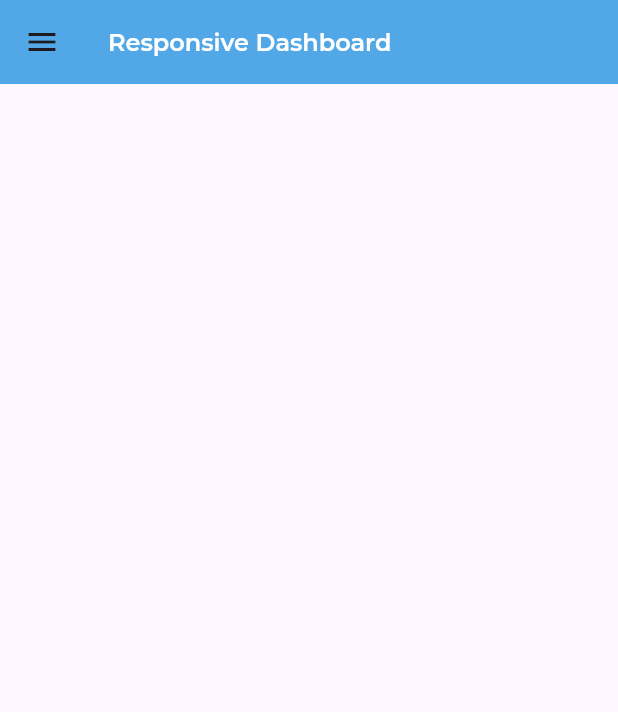
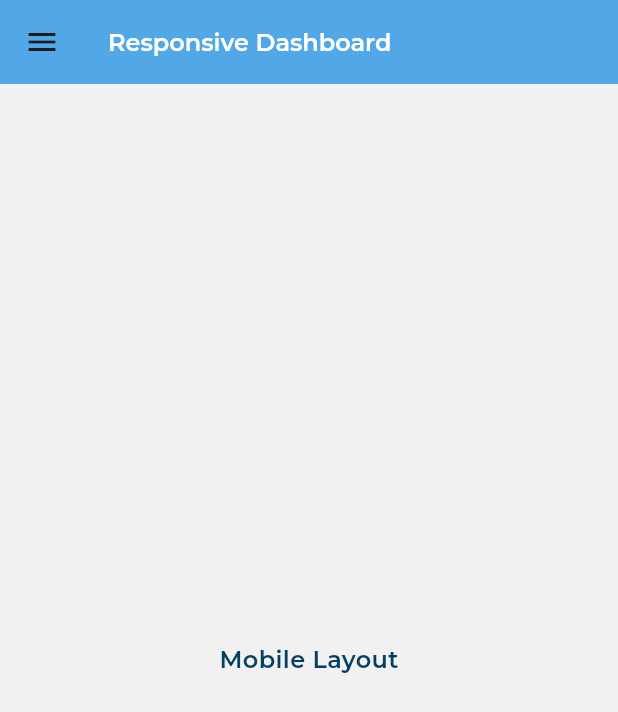
Before and after one commit to AyaAbdElmoneim158/Responsive_dashBoard, a Flutter app: the screen it shows after launch, on a phone screen of 412 x 824 dp. Shown: the top 712 px of the screen. Run offline on Flutter 3.47's test engine with Material 3 defaults, Android fonts, the phone set to English and light mode, and no system bars; our stand-ins replace device_preview, flutter_svg, google_fonts.

Commit message:
Add body AdaptiveLayout

```diff
--- a/app/lib/views/dashboard_view.dart
+++ b/app/lib/views/dashboard_view.dart
@@ -1,8 +1,12 @@
 import 'dart:developer';
+import 'package:app/widgets/adaptive_layout.dart';
 import 'package:flutter/material.dart';
 
 import '../widgets/custom_app_bar.dart';
 import '../widgets/custom_drawer.dart';
+import '../widgets/layouts/desktop_layout.dart';
+import '../widgets/layouts/mobile_layout.dart';
+import '../widgets/layouts/tablet_layout.dart';
 
 class DashboardView extends StatelessWidget {
   const DashboardView({super.key});
@@ -13,6 +17,12 @@ class DashboardView extends StatelessWidget {
     return Scaffold(
       drawer: MediaQuery.of(context).size.width < 800 ? const Drawer(child: CustomDrawer()) : null,
       appBar: MediaQuery.of(context).size.width < 800 ? const CustomAppBar() : null,
+       backgroundColor: const Color.fromARGB(255, 241, 241, 241),
+      body: AdaptiveLayout(
+        mobileCustomLayout: (context) => const MobileLayout(),
+        tabletCustomLayout: (context) => const TabletLayout(),
+        desktopCustomLayout: (context) => const DesktopLayout(),
+      ),
     );
   }
 }
--- /dev/null
+++ b/app/lib/widgets/adaptive_layout.dart
@@ -0,0 +1,29 @@
+import 'package:flutter/material.dart';
+import '../utils/size_config.dart';
+
+class AdaptiveLayout extends StatelessWidget {
+  const AdaptiveLayout({
+    super.key,
+    required this.mobileCustomLayout,
+    required this.tabletCustomLayout,
+    required this.desktopCustomLayout,
+  });
+  final WidgetBuilder mobileCustomLayout;
+  final WidgetBuilder tabletCustomLayout;
+  final WidgetBuilder desktopCustomLayout;
+
+  @override
+  Widget build(BuildContext context) {
+    return LayoutBuilder(
+      builder: (context, constraints) {
+        if (constraints.maxWidth < SizeConfig.tablet) {
+          return mobileCustomLayout(context);
+        } else if (constraints.maxWidth < SizeConfig.desktop) {
+          return tabletCustomLayout(context);
+        } else {
+          return desktopCustomLayout(context);
+        }
+      },
+    );
+  }
+}
--- a/app/lib/widgets/drawer_widgets/drawer_items_list_view.dart
+++ b/app/lib/widgets/drawer_widgets/drawer_items_list_view.dart
@@ -41,7 +41,7 @@ class _DrawerItemsListViewState extends State<DrawerItemsListView> {
             padding: const EdgeInsets.only(top: 20),
             child: DrawerItem(
               model: drawerItems[index],
-              iSactive: active == index,
+              isActive: active == index,
             ),
           ),
         );
--- /dev/null
+++ b/app/lib/widgets/layouts/mobile_layout.dart
@@ -0,0 +1,23 @@
+import 'dart:developer';
+
+import 'package:flutter/material.dart';
+
+import '../../utils/app_styles.dart';
+
+class MobileLayout extends StatelessWidget {
+  const MobileLayout({
+    super.key,
+  });
+
+  @override
+  Widget build(BuildContext context) {
+    log("${MediaQuery.of(context).size.width}Mobile layout");
+
+    return Center(
+      child: Text(
+        "Mobile Layout",
+        style: AppStyles.semiBold20(context),
+      ),
+    );
+  }
+}
```
Also changed, not shown: app/lib/widgets/layouts/desktop_layout.dart (added, +24 -0 lines), app/lib/widgets/layouts/tablet_layout.dart (added, +20 -0 lines).
